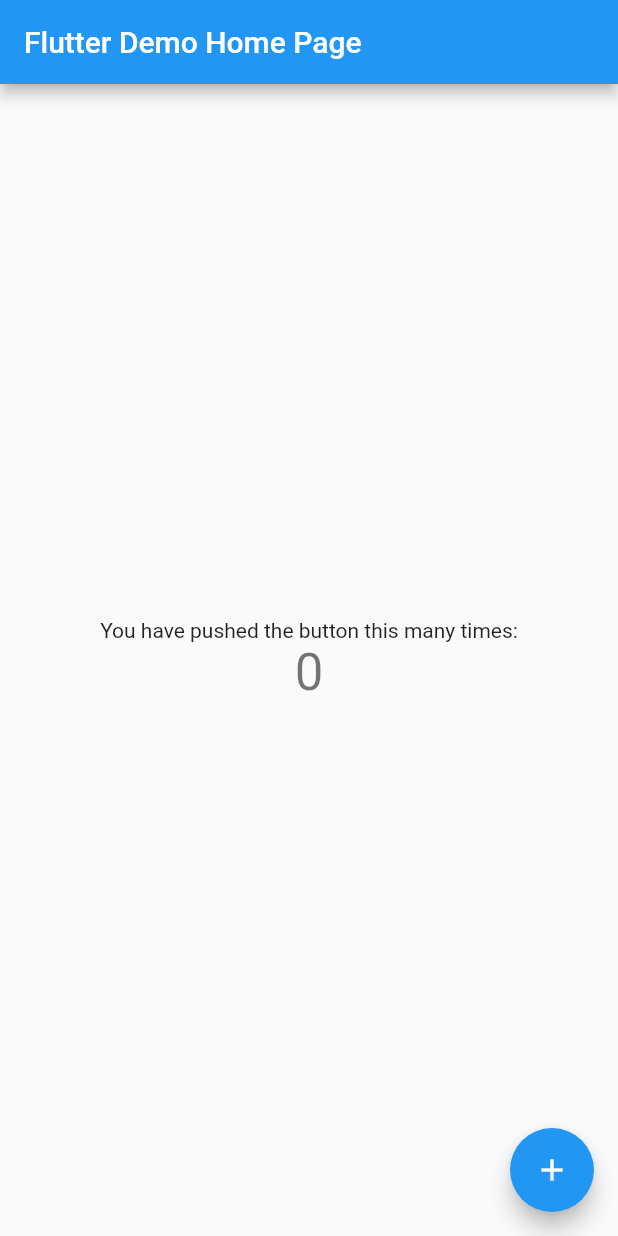
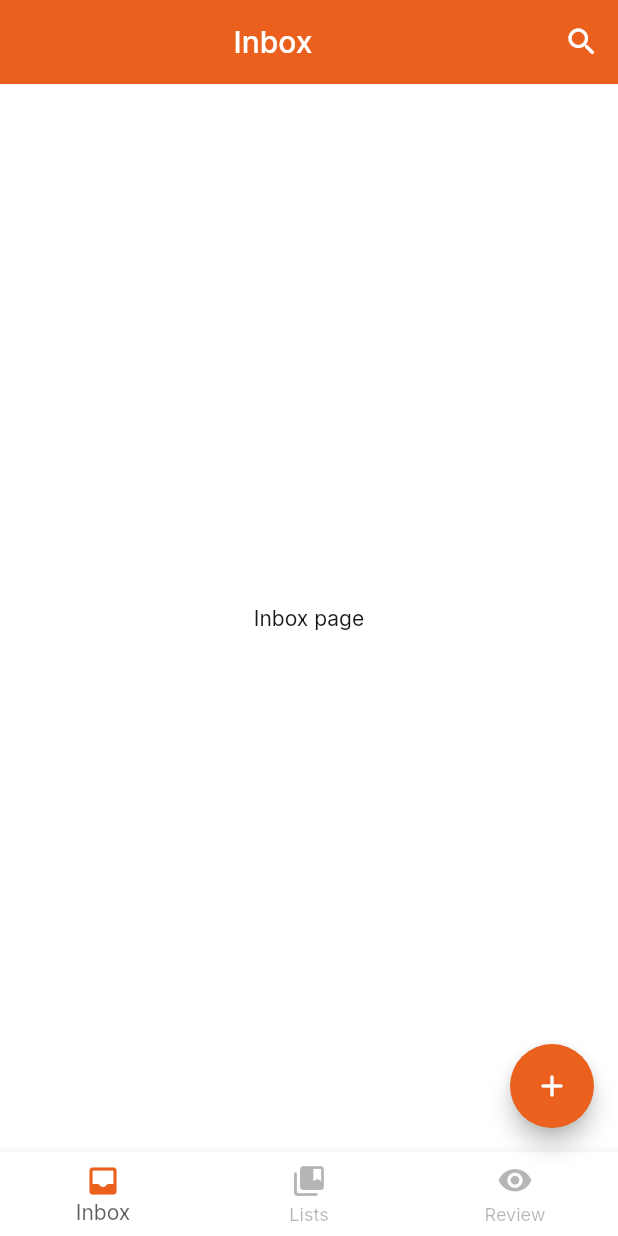
Before and after one commit to pabferir/pipelist, a Flutter app: the screen it shows after launch, on a phone screen of 412 x 824 dp. Run offline on Flutter 3.47's test engine with Material 2 defaults, Android fonts, the phone set to English and light mode, and no system bars; our stand-ins replace google_fonts.

Commit message:
Added navigation pages (#13)
Closes #12

```diff
--- a/lib/main.dart
+++ b/lib/main.dart
@@ -1,113 +1,19 @@
 import 'package:flutter/material.dart';
+import 'package:pipelist/presentation/navigation/navigation_screen.dart';
+import 'package:pipelist/presentation/shared/themes.dart';
 
 void main() {
-  runApp(MyApp());
+  runApp(AppWidget());
 }
 
-class MyApp extends StatelessWidget {
-  // This widget is the root of your application.
+class AppWidget extends StatelessWidget {
+  // This widget is the root of the application.
   @override
   Widget build(BuildContext context) {
     return MaterialApp(
-      title: 'Flutter Demo',
-      theme: ThemeData(
-        // This is the theme of your application.
-        //
-        // Try running your application with "flutter run". You'll see the
-        // application has a blue toolbar. Then, without quitting the app, try
-        // changing the primarySwatch below to Colors.green and then invoke
-        // "hot reload" (press "r" in the console where you ran "flutter run",
-        // or simply save your changes to "hot reload" in a Flutter IDE).
-        // Notice that the counter didn't reset back to zero; the application
-        // is not restarted.
-        primarySwatch: Colors.blue,
-      ),
-      home: MyHomePage(title: 'Flutter Demo Home Page'),
+      title: 'Pipelist',
+      theme: lightThemeData(context),
+      home: NavigationScreen(),
     );
   }
 }
-
-class MyHomePage extends StatefulWidget {
-  MyHomePage({Key? key, required this.title}) : super(key: key);
-
-  // This widget is the home page of your application. It is stateful, meaning
-  // that it has a State object (defined below) that contains fields that affect
-  // how it looks.
-
-  // This class is the configuration for the state. It holds the values (in this
-  // case the title) provided by the parent (in this case the App widget) and
-  // used by the build method of the State. Fields in a Widget subclass are
-  // always marked "final".
-
-  final String title;
-
-  @override
-  _MyHomePageState createState() => _MyHomePageState();
-}
-
-class _MyHomePageState extends State<MyHomePage> {
-  int _counter = 0;
-
-  void _incrementCounter() {
-    setState(() {
-      // This call to setState tells the Flutter framework that something has
-      // changed in this State, which causes it to rerun the build method below
-      // so that the display can reflect the updated values. If we changed
-      // _counter without calling setState(), then the build method would not be
-      // called again, and so nothing would appear to happen.
-      _counter++;
-    });
-  }
-
-  @override
-  Widget build(BuildContext context) {
-    // This method is rerun every time setState is called, for instance as done
-    // by the _incrementCounter method above.
-    //
-    // The Flutter framework has been optimized to make rerunning build methods
-    // fast, so that you can just rebuild anything that needs updating rather
-    // than having to individually change instances of widgets.
-    return Scaffold(
-      appBar: AppBar(
-        // Here we take the value from the MyHomePage object that was created by
-        // the App.build method, and use it to set our appbar title.
-        title: Text(widget.title),
-      ),
-      body: Center(
-        // Center is a layout widget. It takes a single child and positions it
-        // in the middle of the parent.
-        child: Column(
-          // Column is also a layout widget. It takes a list of children and
-          // arranges them vertically. By default, it sizes itself to fit its
-          // children horizontally, and tries to be as tall as its parent.
-          //
-          // Invoke "debug painting" (press "p" in the console, choose the
-          // "Toggle Debug Paint" action from the Flutter Inspector in Android
-          // Studio, or the "Toggle Debug Paint" command in Visual Studio Code)
-          // to see the wireframe for each widget.
-          //
-          // Column has various properties to control how it sizes itself and
-          // how it positions its children. Here we use mainAxisAlignment to
-          // center the children vertically; the main axis here is the vertical
-          // axis because Columns are vertical (the cross axis would be
-          // horizontal).
-          mainAxisAlignment: MainAxisAlignment.center,
-          children: <Widget>[
-            Text(
-              'You have pushed the button this many times:',
-            ),
-            Text(
-              '$_counter',
-              style: Theme.of(context).textTheme.headline4,
-            ),
-          ],
-        ),
-      ),
-      floatingActionButton: FloatingActionButton(
-        onPressed: _incrementCounter,
-        tooltip: 'Increment',
-        child: Icon(Icons.add),
-      ), // This trailing comma makes auto-formatting nicer for build methods.
-    );
-  }
-}
--- /dev/null
+++ b/lib/presentation/navigation/inbox_page.dart
@@ -0,0 +1,38 @@
+import 'package:flutter/Material.dart';
+
+class InboxPage extends StatefulWidget {
+  InboxPage({Key? key}) : super(key: key);
+
+  @override
+  _InboxPageState createState() => _InboxPageState();
+}
+
+class _InboxPageState extends State<InboxPage> {
+  @override
+  Widget build(BuildContext context) {
+    return Scaffold(
+      appBar: AppBar(
+        automaticallyImplyLeading: false,
+        title: Center(
+          child: Text("Inbox"),
+        ),
+        actions: [
+          IconButton(
+            icon: Icon(Icons.search_rounded),
+            onPressed: () {},
+          ),
+        ],
+      ),
+      body: Center(
+        child: Column(
+          mainAxisAlignment: MainAxisAlignment.center,
+          children: <Widget>[
+            Text(
+              'Inbox page',
+            ),
+          ],
+        ),
+      ),
+    );
+  }
+}
--- /dev/null
+++ b/lib/presentation/navigation/navigation_screen.dart
@@ -0,0 +1,54 @@
+import 'package:flutter/material.dart';
+import 'package:pipelist/presentation/navigation/inbox_page.dart';
+import 'package:pipelist/presentation/shared/themes.dart';
+
+import 'lists_page.dart';
+import 'review_page.dart';
+
+class NavigationScreen extends StatefulWidget {
+  const NavigationScreen({Key? key}) : super(key: key);
+
+  @override
+  _NavigationScreenState createState() => _NavigationScreenState();
+}
+
+class _NavigationScreenState extends State<NavigationScreen> {
+  int _currentIndex = 0;
+  List<Widget> _pages = <Widget>[
+    InboxPage(),
+    ListsPage(),
+    ReviewPage(),
+  ];
+
+  @override
+  Widget build(BuildContext context) {
+    return Scaffold(
+      body: _pages[_currentIndex],
+      floatingActionButton: FloatingActionButton(
+        onPressed: () {},
+        backgroundColor: mPrimaryColor,
+        child: Icon(
+          Icons.add_rounded,
+          color: Colors.white,
+        ),
+      ),
+      bottomNavigationBar: BottomNavigationBar(
+        type: BottomNavigationBarType.fixed,
+        items: [
+          BottomNavigationBarItem(
+              icon: Icon(Icons.inbox_rounded), label: "Inbox"),
+          BottomNavigationBarItem(
+              icon: Icon(Icons.collections_bookmark_rounded), label: "Lists"),
+          BottomNavigationBarItem(
+              icon: Icon(Icons.visibility_rounded), label: "Review"),
+        ],
+        currentIndex: _currentIndex,
+        onTap: (newIndex) {
+          setState(() {
+            _currentIndex = newIndex;
+          });
+        },
+      ),
+    );
+  }
+}
--- /dev/null
+++ b/lib/presentation/shared/themes.dart
@@ -0,0 +1,61 @@
+import 'package:flutter/material.dart';
+import 'package:google_fonts/google_fonts.dart';
+
+const mPrimaryColor = Color(0xFFEA601C);
+const mSecondaryColor = Color(0xFFBFBFBF);
+const mContentColorLightTheme = Color(0xFF181818);
+const mContentColorDarkTheme = Color(0xFFF5FCF9);
+const mWarninngColor = Color(0xFFF3BB1C);
+const mErrorColor = Color(0xFFF03738);
+
+const mDefaultPadding = 20.0;
+
+final appBarTheme = AppBarTheme(centerTitle: false, elevation: 0);
+
+ThemeData lightThemeData(BuildContext context) {
+  return ThemeData.light().copyWith(
+    primaryColor: mPrimaryColor,
+    scaffoldBackgroundColor: Colors.white,
+    appBarTheme: appBarTheme,
+    iconTheme: IconThemeData(color: mContentColorLightTheme),
+    textTheme: GoogleFonts.interTextTheme(Theme.of(context).textTheme)
+        .apply(bodyColor: mContentColorLightTheme),
+    colorScheme: ColorScheme.light(
+      primary: mPrimaryColor,
+      secondary: mSecondaryColor,
+      error: mErrorColor,
+    ),
+    bottomNavigationBarTheme: BottomNavigationBarThemeData(
+      backgroundColor: Colors.white,
+      selectedItemColor: mContentColorLightTheme.withOpacity(0.7),
+      unselectedItemColor: mContentColorLightTheme.withOpacity(0.32),
+      selectedIconTheme: IconThemeData(color: mPrimaryColor),
+      showUnselectedLabels: true,
+    ),
+  );
+}
+
+ThemeData darkThemeData(BuildContext context) {
+  // Bydefault flutter provie us light and dark theme
+  // we just modify it as our need
+  return ThemeData.dark().copyWith(
+    primaryColor: mPrimaryColor,
+    scaffoldBackgroundColor: mContentColorLightTheme,
+    appBarTheme: appBarTheme,
+    iconTheme: IconThemeData(color: mContentColorDarkTheme),
+    textTheme: GoogleFonts.interTextTheme(Theme.of(context).textTheme)
+        .apply(bodyColor: mContentColorDarkTheme),
+    colorScheme: ColorScheme.dark().copyWith(
+      primary: mPrimaryColor,
+      secondary: mSecondaryColor,
+      error: mErrorColor,
+    ),
+    bottomNavigationBarTheme: BottomNavigationBarThemeData(
+      backgroundColor: mContentColorLightTheme,
+      selectedItemColor: Colors.white70,
+      unselectedItemColor: mContentColorDarkTheme.withOpacity(0.32),
+      selectedIconTheme: IconThemeData(color: mPrimaryColor),
+      showUnselectedLabels: true,
+    ),
+  );
+}
--- a/pubspec.yaml
+++ b/pubspec.yaml
@@ -24,10 +24,10 @@
   flutter:
     sdk: flutter
 
-
   # The following adds the Cupertino Icons font to your application.
   # Use with the CupertinoIcons class for iOS style icons.
   cupertino_icons: ^1.0.2
+  google_fonts: ^2.1.0
 
 dev_dependencies:
   flutter_test:
@@ -38,13 +38,12 @@
 
 # The following section is specific to Flutter.
 flutter:
-
   # The following line ensures that the Material Icons font is
   # included with your application, so that you can use the icons in
   # the material Icons class.
   uses-material-design: true
 
-  # To add assets to your application, add an assets section, like this:
+# To add assets to your application, add an assets section, like this:
   # assets:
   #   - images/a_dot_burr.jpeg
   #   - images/a_dot_ham.jpeg
```
Also changed, not shown: lib/presentation/navigation/lists_page.dart (added, +38 -0 lines), lib/presentation/navigation/review_page.dart (added, +38 -0 lines), .github/workflows/flutter.yaml, pubspec.lock, 1 other file.
